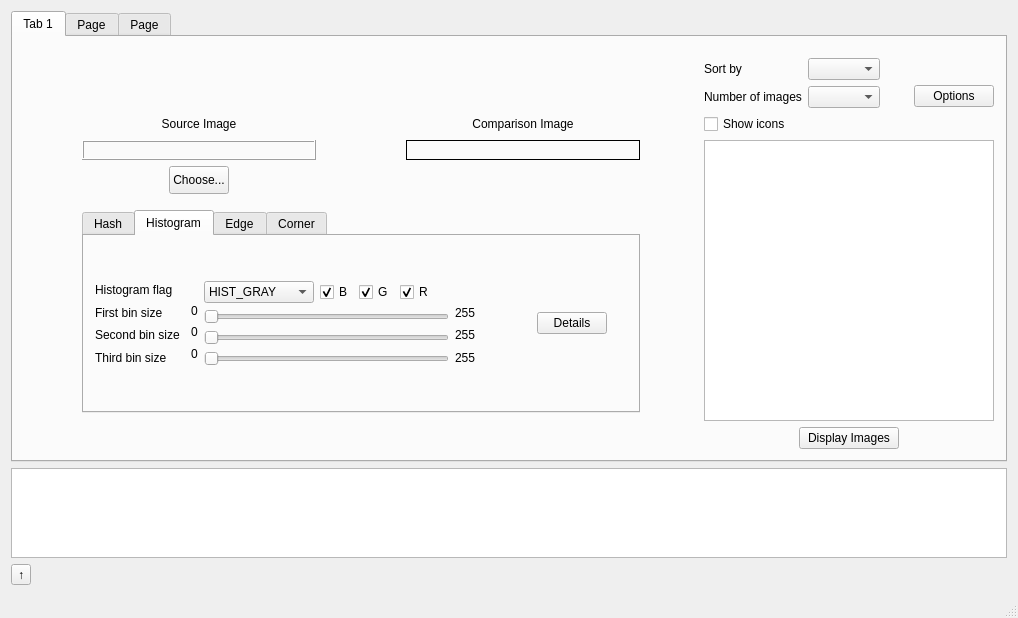
dikkat/bitirme, file bpv2/MainWindow.ui: the form before one commit.
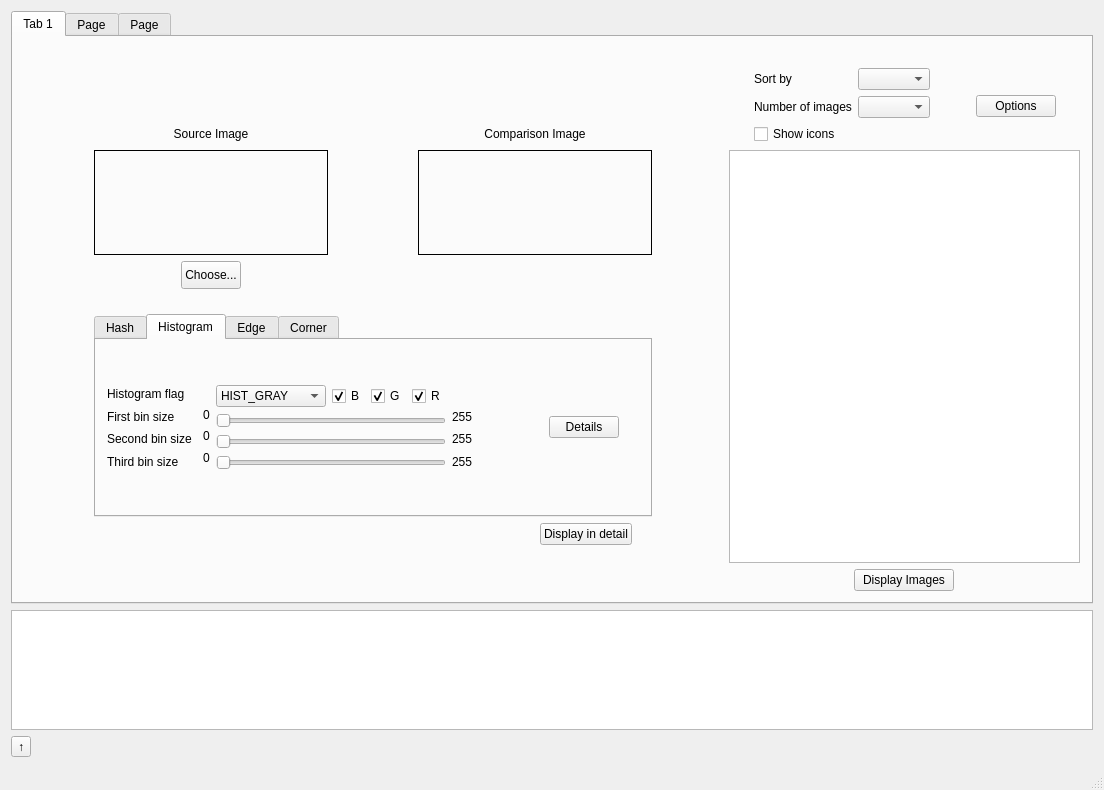
The form after the commit. The open tabs and pages were chosen to show the change. Icons and pictures are not drawn. Custom widgets are drawn as their Qt base class.

```diff
--- a/bpv2/MainWindow.ui
+++ b/bpv2/MainWindow.ui
@@ -6,8 +6,8 @@
    <rect>
     <x>0</x>
     <y>0</y>
-    <width>1018</width>
-    <height>618</height>
+    <width>1104</width>
+    <height>790</height>
    </rect>
   </property>
   <property name="windowTitle">
@@ -36,7 +36,7 @@
        <attribute name="title">
         <string>Tab 1</string>
        </attribute>
-       <layout class="QGridLayout" name="gridLayout_3">
+       <layout class="QGridLayout" name="gridLayout_5">
         <item row="0" column="0">
          <layout class="QGridLayout" name="gridLayout" rowstretch="0,0,0,0,0,0,0,0" columnstretch="1,3,1,3,1,5">
           <item row="3" column="3">
@@ -147,6 +147,8 @@
              </spacer>
             </item>
             <item>
+             <layout class="QVBoxLayout" name="verticalLayout_17">
+              <item>
              <widget class="QTabWidget" name="tabWidget_comparison">
               <property name="sizePolicy">
                <sizepolicy hsizetype="Maximum" vsizetype="Maximum">
@@ -354,7 +356,10 @@
                </attribute>
                <layout class="QGridLayout" name="gridLayout_25">
                 <item row="0" column="0">
-                 <layout class="QGridLayout" name="gridLayout_8" columnstretch="0,0,0,0,2,0,0">
+                   <layout class="QGridLayout" name="gridLayout_8" columnstretch="0,0,6,0,2,0,0">
+                    <property name="topMargin">
+                     <number>0</number>
+                    </property>
                   <property name="horizontalSpacing">
                    <number>6</number>
                   </property>
@@ -456,7 +461,7 @@
                        <bool>true</bool>
                       </property>
                       <property name="sizePolicy">
-                       <sizepolicy hsizetype="Maximum" vsizetype="Fixed">
+                         <sizepolicy hsizetype="Expanding" vsizetype="Fixed">
                         <horstretch>0</horstretch>
                         <verstretch>0</verstretch>
                        </sizepolicy>
@@ -478,7 +483,7 @@
                     <item>
                      <widget class="QSlider" name="horizontalSlider_sbin">
                       <property name="sizePolicy">
-                       <sizepolicy hsizetype="Maximum" vsizetype="Fixed">
+                         <sizepolicy hsizetype="Expanding" vsizetype="Fixed">
                         <horstretch>0</horstretch>
                         <verstretch>0</verstretch>
                        </sizepolicy>
@@ -500,7 +505,7 @@
                     <item>
                      <widget class="QSlider" name="horizontalSlider_tbin">
                       <property name="sizePolicy">
-                       <sizepolicy hsizetype="Maximum" vsizetype="Fixed">
+                         <sizepolicy hsizetype="Expanding" vsizetype="Fixed">
                         <horstretch>0</horstretch>
                         <verstretch>0</verstretch>
                        </sizepolicy>
@@ -1300,7 +1305,11 @@
                   </item>
                  </layout>
                 </item>
-                <item row="1" column="0">
+                 </layout>
+                </widget>
+               </widget>
+              </item>
+              <item>
                  <layout class="QGridLayout" name="gridLayout_16" columnstretch="6,0,0">
                   <item row="0" column="0">
                    <spacer name="horizontalSpacer_33">
@@ -1344,8 +1353,6 @@
                  </layout>
                 </item>
                </layout>
-              </widget>
-             </widget>
             </item>
             <item>
              <spacer name="horizontalSpacer_9">
@@ -1383,10 +1390,10 @@
              </size>
             </property>
             <property name="frameShape">
-             <enum>QFrame::Box</enum>
+             <enum>QFrame::Panel</enum>
             </property>
             <property name="frameShadow">
-             <enum>QFrame::Raised</enum>
+             <enum>QFrame::Plain</enum>
             </property>
             <property name="lineWidth">
              <number>1</number>
@@ -1803,7 +1810,7 @@
        <attribute name="title">
         <string>Page</string>
        </attribute>
-       <layout class="QGridLayout" name="gridLayout_23">
+       <layout class="QGridLayout" name="gridLayout_3">
         <item row="0" column="0">
          <layout class="QHBoxLayout" name="horizontalLayout_3" stretch="1,1">
           <item>
```
Left out of the diff: 12 changed lines with no effect on the pictures. Lines whose indentation alone changed are shown as unchanged.
